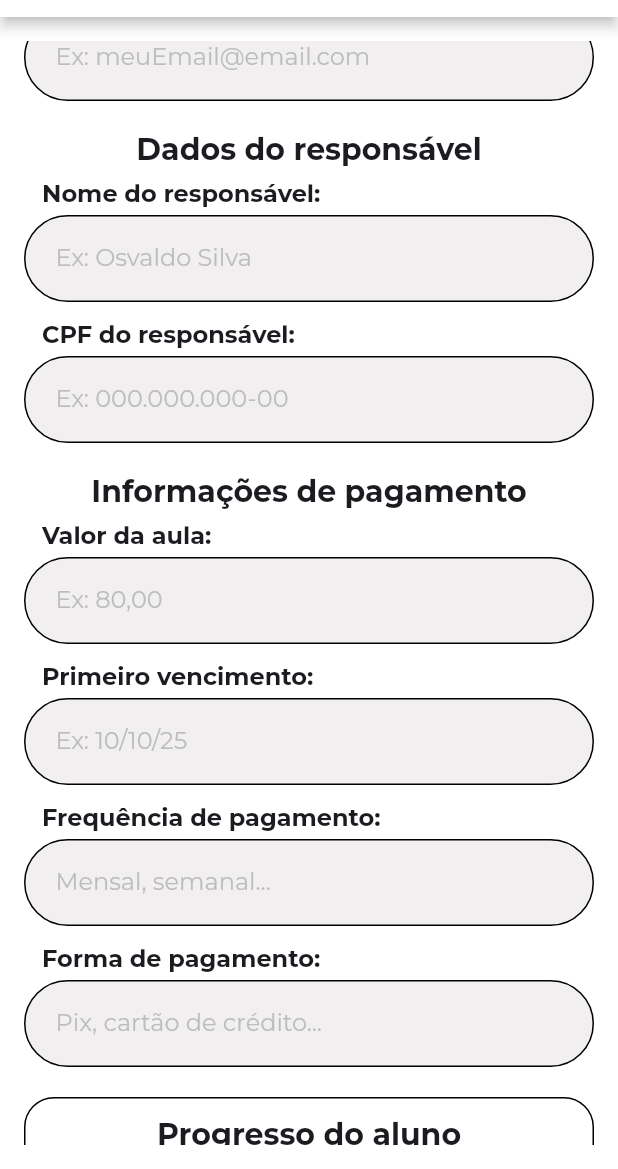
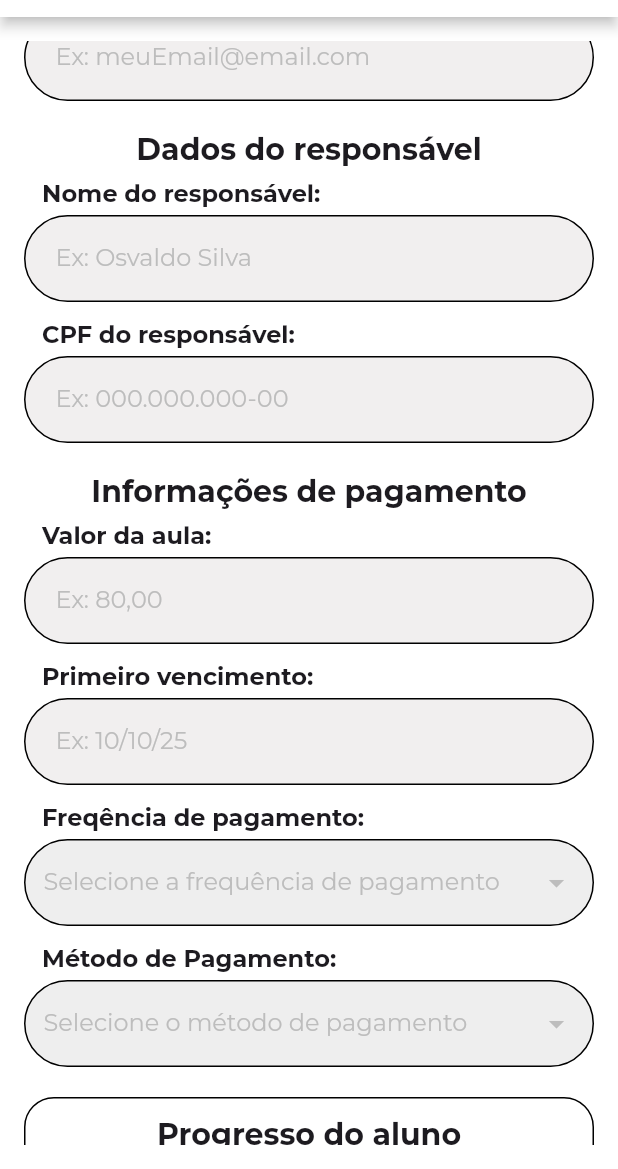
Before and after one commit to VinioVnz/profmate_mvc, a Flutter app: the VerAlunoView screen opened directly, scrolled down 576 dp, on a phone screen of 412 x 824 dp, the part 67-1236 px from its top. Run offline on Flutter 3.47's test engine with Material 3 defaults, Android fonts, the phone set to English and light mode, and no system bars; our stand-ins replace cloud_firestore, firebase_auth, firebase_core, fl_chart, flutter_multi_formatter, flutter_speed_dial and 7 more; accounts and stored records are empty; generated files the repository leaves out were written again; network calls fail.

Commit message:
funciona as tasks q eu tinha

```diff
--- a/lib/src/controller/pagamento_controller.dart
+++ b/lib/src/controller/pagamento_controller.dart
@@ -8,7 +8,6 @@ class PagamentoController {
   final frequenciaPagamentoController = TextEditingController();
   final formaPagamentoController = TextEditingController();
   final valorAulaController = TextEditingController();
-
   void dispose(){
     vencimentoController.dispose();
     frequenciaPagamentoController.dispose();
--- a/lib/src/models/aluno_api_model.dart
+++ b/lib/src/models/aluno_api_model.dart
@@ -63,8 +63,8 @@ class AlunoApiModel {
       'dataNascimento': dataNascimento,
       'nomeResponsavel': nomeResponsavel,
       'cpfResponsavel': cpfResponsavel,
-      'usuarioId': usuarioId,
-      'usuario': usuario?.toJson(),
+      'usuario': usuarioId,
+
     };
   }
 }
--- a/lib/src/views/agenda_view.dart
+++ b/lib/src/views/agenda_view.dart
@@ -129,7 +129,6 @@ class _AgendaViewState extends State<AgendaView> {
                     ? Text('Sem alunos cadastrados! Cadastre um primeiro!')
                     : CustomDropdownApi<AlunoApiModel>(
                         value: selectedAluno,
-                        titulo: 'Aluno',
                         hintText: 'Escolha um Aluno',
                         items: alunos,
                         onChanged: (novo) {
@@ -252,6 +251,7 @@ class _AgendaViewState extends State<AgendaView> {
               AgendaWidget(
                 diaSelecionado: _diaSelecionado,
                 aulasPorDia: _aulasPorDia,
+                mostrarText:true,
                 onDiaSelecionado: (dia) {
                   setState(() {
                     _diaSelecionado = dia;
--- a/lib/src/views/ver_aluno_view.dart
+++ b/lib/src/views/ver_aluno_view.dart
@@ -8,6 +8,7 @@ import 'package:profmate/src/views/progresso_view.dart';
 import 'package:profmate/src/widgets/base_layout.dart';
 import 'package:profmate/src/widgets/campo_formulario.dart';
 import 'package:profmate/src/widgets/custom_dialog.dart';
+import 'package:profmate/src/widgets/custom_dropdown_api.dart';
 import 'package:profmate/src/widgets/custom_elevated_button.dart';
 import 'package:profmate/theme/app_colors.dart';
 import 'package:shared_preferences/shared_preferences.dart';
@@ -34,6 +35,29 @@ class _VerAlunoViewState extends State<VerAlunoView> {
   final CadastroAlunoController controller = CadastroAlunoController();
   final PagamentoController pagamentoController = PagamentoController();
   int? usuarioId;
+  String? metodoSelecionado;
+  List<String> metodosPagamento = [
+    "Pix",
+    "Cartão de Crédito",
+    "Cartão de Débito",
+    "Dinheiro",
+    "Boleto",
+  ];
+
+  String? frequenciaSelecionado;
+  List<String> frequenciasPagamento = [
+    "Diariamente",
+    "Semanal",
+    "Mensal",
+    "Trimestral",
+    "Anual",
+  ];
+  String? campoObrigatorio(String? value) {
+    if (value == null || value.isEmpty) {
+      return "Campo obrigatório";
+    }
+    return null;
+  }
 
   void _carregarIdUsuario() async {
     SharedPreferences prefs = await SharedPreferences.getInstance();
@@ -44,6 +68,7 @@ class _VerAlunoViewState extends State<VerAlunoView> {
       });
     }
   }
+
   void _deletar() async {
     final aluno = widget.aluno;
     showDialog(
@@ -76,16 +101,16 @@ class _VerAlunoViewState extends State<VerAlunoView> {
       nomeResponsavel: controller.nomeResponsavelController.text,
       cpfResponsavel: controller.cpfResponsavelController.text,
       dataNascimento: controller.dataNascimentoController.text,
-      usuarioId: usuarioId!
+      usuarioId: usuarioId,
     );
-
+    print('usuario id: $usuarioId');
     final pagamentoAtualizado = PagamentoApiModel(
       valorAula:
           double.tryParse(pagamentoController.valorAulaController.text) ?? 0.0,
       vencimento: pagamentoController.vencimentoController.text,
-      formaPagamento: pagamentoController.formaPagamentoController.text,
+      formaPagamento: metodoSelecionado!,
       frequenciaPagamento:
-          pagamentoController.frequenciaPagamentoController.text,
+          frequenciaSelecionado!,
       idAluno: widget.aluno!.id ?? 0,
     );
 
@@ -107,6 +132,7 @@ class _VerAlunoViewState extends State<VerAlunoView> {
   void initState() {
     super.initState();
     if (widget.aluno != null) {
+
       controller.nomeController.text = widget.aluno!.nome;
       controller.cpfController.text = widget.aluno!.cpf;
       controller.dataNascimentoController.text = widget.aluno!.dataNascimento;
@@ -120,13 +146,14 @@ class _VerAlunoViewState extends State<VerAlunoView> {
 
       if (widget.aluno!.pagamentos != null &&
           widget.aluno!.pagamentos!.isNotEmpty) {
+
         final pagamento = widget.aluno!.pagamentos!.first;
         pagamentoController.valorAulaController.text = pagamento.valorAula
             .toString();
         pagamentoController.vencimentoController.text = pagamento.vencimento;
-        pagamentoController.frequenciaPagamentoController.text =
+        frequenciaSelecionado =
             pagamento.frequenciaPagamento;
-        pagamentoController.formaPagamentoController.text =
+        metodoSelecionado =
             pagamento.formaPagamento;
       }
     }
@@ -218,6 +245,7 @@ class _VerAlunoViewState extends State<VerAlunoView> {
                       titulo: "Nome completo:",
                       hintText: "Ex: Maria Silva",
                       readOnly: !edit,
+                      validator: campoObrigatorio,
                     ),
 
                     CampoFormulario(
@@ -226,6 +254,7 @@ class _VerAlunoViewState extends State<VerAlunoView> {
                       titulo: "CPF:",
                       hintText: "Ex: 000.000.000-00",
                       readOnly: !edit,
+                      validator: campoObrigatorio,
                     ),
 
                     CampoFormulario(
@@ -234,6 +263,7 @@ class _VerAlunoViewState extends State<VerAlunoView> {
                       titulo: "Data de nascimento:",
                       hintText: "Ex: 00/00/0000",
                       readOnly: !edit,
+                      validator: campoObrigatorio,
                     ),
 
                     CampoFormulario(
@@ -241,6 +271,7 @@ class _VerAlunoViewState extends State<VerAlunoView> {
                       titulo: "Endereço:",
                       hintText: "Ex: Rua das flores, 140",
                       readOnly: !edit,
+                      validator: campoObrigatorio,
                     ),
 
                     CampoFormulario(
@@ -249,6 +280,7 @@ class _VerAlunoViewState extends State<VerAlunoView> {
                       titulo: "Telefone:",
                       hintText: "Ex: (99) 99999-9999",
                       readOnly: !edit,
+                      validator: campoObrigatorio,
                     ),
 
                     CampoFormulario(
@@ -256,6 +288,7 @@ class _VerAlunoViewState extends State<VerAlunoView> {
                       titulo: "E-mail:",
                       hintText: "Ex: meuEmail@email.com",
                       readOnly: !edit,
+                      validator: campoObrigatorio,
                     ),
 
                     SizedBox(height: 8),
@@ -303,6 +336,7 @@ class _VerAlunoViewState extends State<VerAlunoView> {
                       titulo: "Valor da aula:",
                       hintText: "Ex: 80,00",
                       readOnly: !edit,
+                      validator: campoObrigatorio,
                     ),
 
                     CampoFormulario(
@@ -311,20 +345,36 @@ class _VerAlunoViewState extends State<VerAlunoView> {
                       titulo: "Primeiro vencimento:",
                       hintText: "Ex: 10/10/25",
                       readOnly: !edit,
+                      validator: campoObrigatorio,
                     ),
 
-                    CampoFormulario(
-                      controller:
-                          pagamentoController.frequenciaPagamentoController,
-                      titulo: "Frequência de pagamento:",
-                      hintText: "Mensal, semanal...",
+                       CustomDropdownApi(
+                    value: frequenciaSelecionado,
+                    titulo: 'Freqência de pagamento:',
+                    hintText: "Selecione a frequência de pagamento",
+                    items: frequenciasPagamento,
+                    itemLabel: (item) => item,
+                    onChanged: (value) {
+                      setState(() {
+                        frequenciaSelecionado = value;
+                      });
+                    },
+                    validator: campoObrigatorio,
                     readOnly: !edit,
                   ),
 
-                    CampoFormulario(
-                      controller: pagamentoController.formaPagamentoController,
-                      titulo: "Forma de pagamento:",
-                      hintText: "Pix, cartão de crédito...",
+                  CustomDropdownApi(
+                    value: metodoSelecionado,
+                    titulo: 'Método de Pagamento:',
+                    hintText: "Selecione o método de pagamento",
+                    items: metodosPagamento,
+                    itemLabel: (item) => item,
+                    onChanged: (value) {
+                      setState(() {
+                        metodoSelecionado = value;
+                      });
+                    },
+                    validator: campoObrigatorio,
                     readOnly: !edit,
                   ),
 
@@ -334,9 +384,7 @@ class _VerAlunoViewState extends State<VerAlunoView> {
                       padding: EdgeInsets.all(12),
                       decoration: BoxDecoration(
                         borderRadius: BorderRadius.circular(20),
-                        border: Border.all(
-                          color: Colors.black
-                        )
+                        border: Border.all(color: Colors.black),
                       ),
                       child: Column(
                         children: [
@@ -353,7 +401,8 @@ class _VerAlunoViewState extends State<VerAlunoView> {
                           Container(
                             padding: EdgeInsets.all(10),
                             child: LinearProgressIndicator(
-                              value: 0.6, // substituir pelo progresso real depois
+                              value:
+                                  0.6, // substituir pelo progresso real depois
                               minHeight: 6,
                               borderRadius: BorderRadius.circular(8),
                               backgroundColor: Colors.grey[300],
@@ -369,8 +418,7 @@ class _VerAlunoViewState extends State<VerAlunoView> {
                               Navigator.push(
                                 context,
                                 MaterialPageRoute(
-                                                  builder: (context) =>
-                                                      ProgressoView(),
+                                  builder: (context) => ProgressoView(),
                                 ),
                               );
                             },
--- a/lib/src/widgets/agenda_widget.dart
+++ b/lib/src/widgets/agenda_widget.dart
@@ -16,6 +16,7 @@ class AgendaWidget extends StatelessWidget {
   final Map<DateTime, List<Map<String, String>>>? aulasPorDia;
   final void Function(DateTime dia)? onDiaSelecionado;
   final bool mostrarAulas;
+  final bool mostrarText;
 
   const AgendaWidget({
     super.key,
@@ -23,6 +24,7 @@ class AgendaWidget extends StatelessWidget {
     this.aulasPorDia,
     this.onDiaSelecionado,
     this.mostrarAulas = true,
+    this.mostrarText = false
   });
 
   @override
@@ -86,7 +88,7 @@ class AgendaWidget extends StatelessWidget {
               },
             ),
           ),
-          if (mostrarAulas && aulasPorDia != null) ...[
+          if (mostrarAulas && aulasPorDia != null && mostrarText) ...[
             const SizedBox(height: 16),
             Container(
               width: 200,
--- a/lib/src/widgets/custom_dropdown_api.dart
+++ b/lib/src/widgets/custom_dropdown_api.dart
@@ -2,7 +2,7 @@ import 'package:flutter/material.dart';
 
 class CustomDropdownApi<T> extends StatelessWidget {
   final T? value;
-  final String titulo;
+  final String? titulo;
   final String hintText;
   final List<T> items;
   final void Function(T?)? onChanged;
@@ -13,7 +13,7 @@ class CustomDropdownApi<T> extends StatelessWidget {
   const CustomDropdownApi({
     super.key,
     required this.value,
-    required this.titulo,
+    this.titulo,
     required this.hintText,
     required this.items,
     required this.itemLabel,
@@ -24,19 +24,8 @@ class CustomDropdownApi<T> extends StatelessWidget {
 
   @override
   Widget build(BuildContext context) {
-    return Column(
-      crossAxisAlignment: CrossAxisAlignment.start,
-      children: [
-        Padding(
-          padding: const EdgeInsets.symmetric(horizontal: 12.0),
-          child: Text(
-            titulo,
-            style: const TextStyle(fontSize: 16, fontWeight: FontWeight.bold),
-          ),
-        ),
-        const SizedBox(height: 4),
-        Container(
-          padding: const EdgeInsets.symmetric(horizontal: 12, vertical: 4),
+    final dropdown = Container(
+      padding: const EdgeInsets.symmetric(horizontal: 12, vertical: 16),
       margin: const EdgeInsets.only(bottom: 12),
       decoration: BoxDecoration(
         borderRadius: BorderRadius.circular(36),
@@ -50,10 +39,12 @@ class CustomDropdownApi<T> extends StatelessWidget {
           style: TextStyle(color: Colors.grey[400], fontSize: 16),
         ),
         items: items
-                .map((item) => DropdownMenuItem<T>(
+            .map(
+              (item) => DropdownMenuItem<T>(
                 value: item,
-                      child: Text(itemLabel(item)), // mostra só o nome
-                    ))
+                child: Text(itemLabel(item)),
+              ),
+            )
             .toList(),
         onChanged: readOnly ? null : onChanged,
         validator: validator,
@@ -61,8 +52,25 @@ class CustomDropdownApi<T> extends StatelessWidget {
         decoration: const InputDecoration.collapsed(hintText: ''),
         dropdownColor: Colors.white,
       ),
+    );
+
+    if (titulo != null) {
+      return Column(
+        crossAxisAlignment: CrossAxisAlignment.start,
+        children: [
+          Padding(
+            padding: const EdgeInsets.symmetric(horizontal: 12.0),
+            child: Text(
+              titulo!,
+              style: const TextStyle(fontSize: 16, fontWeight: FontWeight.bold),
             ),
+          ),
+          const SizedBox(height: 4),
+          dropdown,
         ],
       );
     }
+
+    return dropdown;
   }
+}
```
Also changed, not shown: lib/src/views/cadastro_aluno_view.dart (+69 -18 lines), lib/src/views/home_view.dart (+89 -5 lines). Lines whose indentation alone changed are shown as unchanged.
